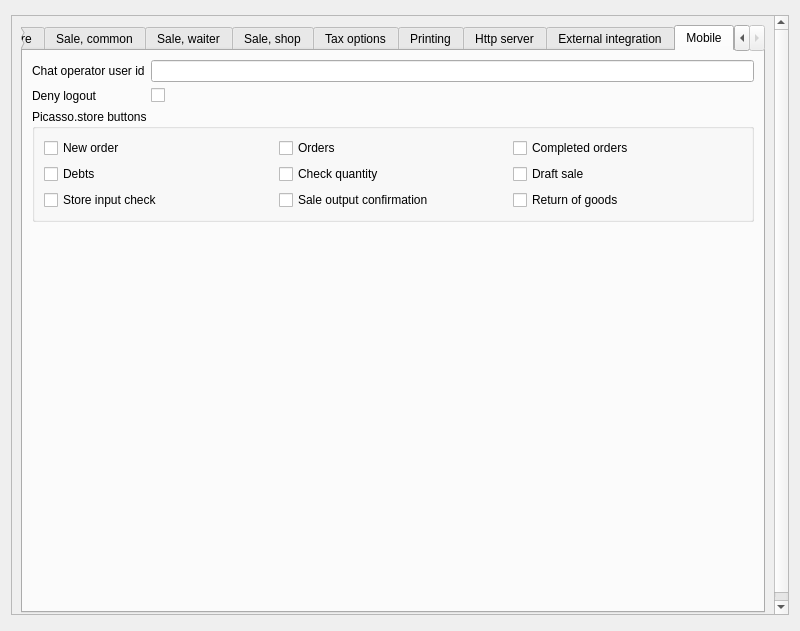
Above: Reports/c5settingswidget.ui from End1-1/Cafe5 before the change. Below: the same form after it.
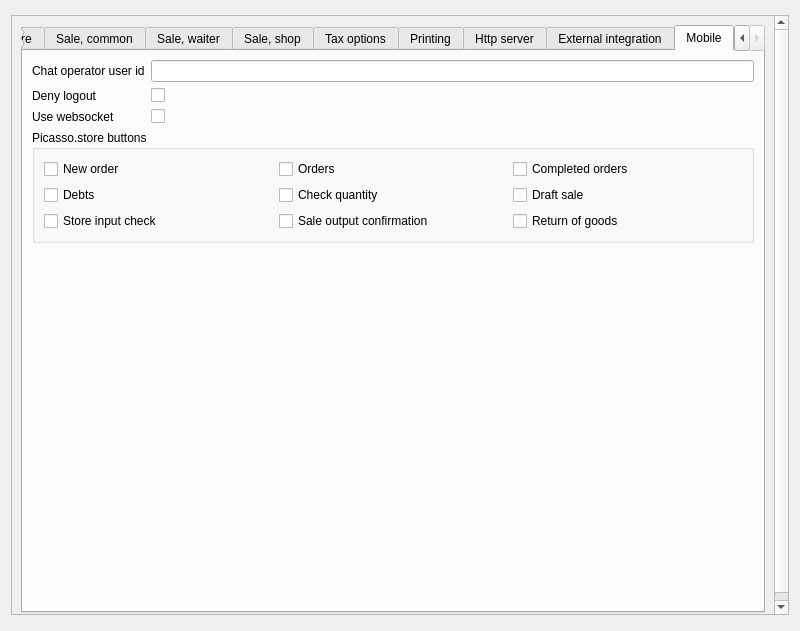
That is the form after the change. Custom widgets are drawn as their Qt base class.

Diff of the .ui file:
```diff
--- a/Reports/c5settingswidget.ui
+++ b/Reports/c5settingswidget.ui
@@ -2226,20 +2226,7 @@
              </property>
             </widget>
            </item>
-           <item row="3" column="0">
-            <spacer name="verticalSpacer_10">
-             <property name="orientation">
-              <enum>Qt::Orientation::Vertical</enum>
-             </property>
-             <property name="sizeHint" stdset="0">
-              <size>
-               <width>20</width>
-               <height>40</height>
-              </size>
-             </property>
-            </spacer>
-           </item>
-           <item row="2" column="0" colspan="2">
+           <item row="3" column="0" colspan="2">
             <widget class="QGroupBox" name="groupBox_7">
              <property name="title">
               <string>Picasso.store buttons</string>
@@ -2311,6 +2298,33 @@
              </layout>
             </widget>
            </item>
+           <item row="4" column="0">
+            <spacer name="verticalSpacer_10">
+             <property name="orientation">
+              <enum>Qt::Orientation::Vertical</enum>
+             </property>
+             <property name="sizeHint" stdset="0">
+              <size>
+               <width>20</width>
+               <height>40</height>
+              </size>
+             </property>
+            </spacer>
+           </item>
+           <item row="2" column="0">
+            <widget class="QLabel" name="label_120">
+             <property name="text">
+              <string>Use websocket</string>
+             </property>
+            </widget>
+           </item>
+           <item row="2" column="1">
+            <widget class="QCheckBox" name="chUseWebsocket">
+             <property name="text">
+              <string/>
+             </property>
+            </widget>
+           </item>
           </layout>
          </widget>
         </widget>
```
Left out of the diff: 84 changed lines with no effect on the pictures.
